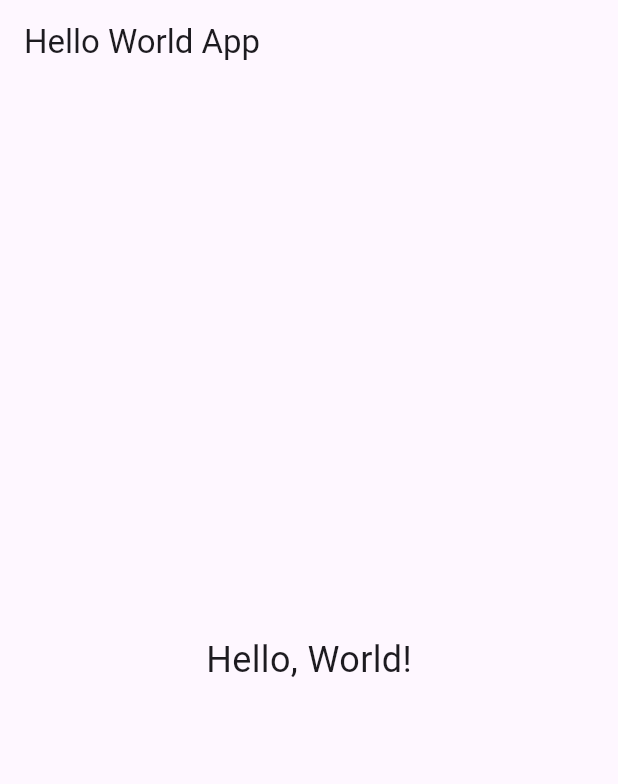
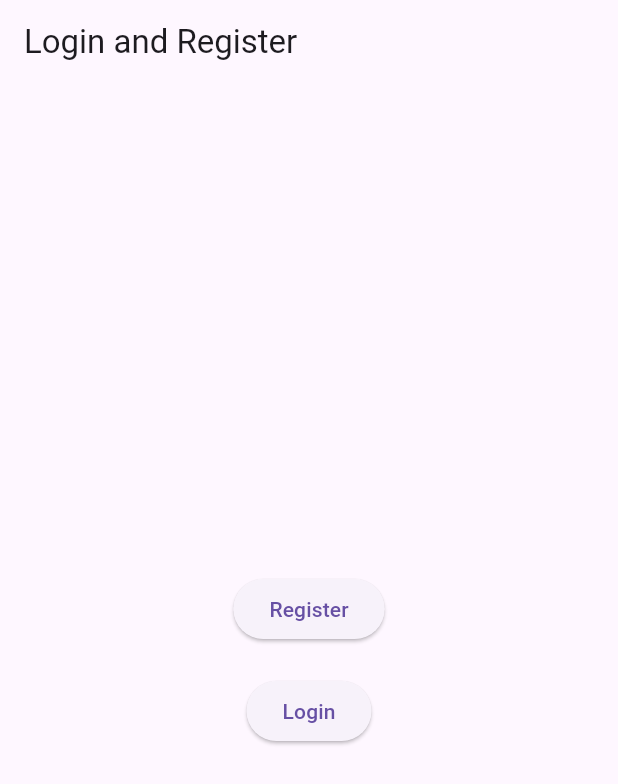
Before and after one commit to TenzinJams/flutter_face_app, a Flutter app: the screen it shows after launch, on a phone screen of 412 x 824 dp. Shown: the top 784 px of the screen. Run offline on Flutter 3.47's test engine with Material 3 defaults, Android fonts, the phone set to English and light mode, and no system bars.

Commit message:
Register and Login buttons added

```diff
--- a/lib/main.dart
+++ b/lib/main.dart
@@ -1,26 +1,85 @@
 import 'package:flutter/material.dart';
 
 void main() {
-  runApp(const MyApp());
+  runApp(MyApp());
 }
 
 class MyApp extends StatelessWidget {
-  const MyApp({super.key});
-
   @override
   Widget build(BuildContext context) {
     return MaterialApp(
-      home: Scaffold(
-        appBar: AppBar(
-          title: const Text('Hello World App'),
-        ),
-        body: const Center(
-          child: Text(
-            'Hello, World!',
-            style: TextStyle(fontSize: 24),
-          ),
+      title: 'Login and Register',
+      theme: ThemeData(
+        primarySwatch: Colors.blue,
+      ),
+      home: MyHomePage(),
+    );
+  }
+}
+
+class MyHomePage extends StatelessWidget {
+  @override
+  Widget build(BuildContext context) {
+    return Scaffold(
+      appBar: AppBar(
+        title: Text('Login and Register'),
+      ),
+      body: Center(
+        child: Column(
+          mainAxisAlignment: MainAxisAlignment.center,
+          children: <Widget>[
+            ElevatedButton(
+              onPressed: () {
+                // Navigate to register screen
+                Navigator.push(
+                  context,
+                  MaterialPageRoute(builder: (context) => RegisterScreen()),
+                );
+              },
+              child: Text('Register'),
+            ),
+            SizedBox(height: 20),
+            ElevatedButton(
+              onPressed: () {
+                // Navigate to login screen
+                Navigator.push(
+                  context,
+                  MaterialPageRoute(builder: (context) => LoginScreen()),
+                );
+              },
+              child: Text('Login'),
+            ),
+          ],
         ),
       ),
     );
   }
 }
+
+class RegisterScreen extends StatelessWidget {
+  @override
+  Widget build(BuildContext context) {
+    return Scaffold(
+      appBar: AppBar(
+        title: Text('Register'),
+      ),
+      body: Center(
+        child: Text('Register Screen'),
+      ),
+    );
+  }
+}
+
+class LoginScreen extends StatelessWidget {
+  @override
+  Widget build(BuildContext context) {
+    return Scaffold(
+      appBar: AppBar(
+        title: Text('Login'),
+      ),
+      body: Center(
+        child: Text('Login Screen'),
+      ),
+    );
+  }
+}
```
